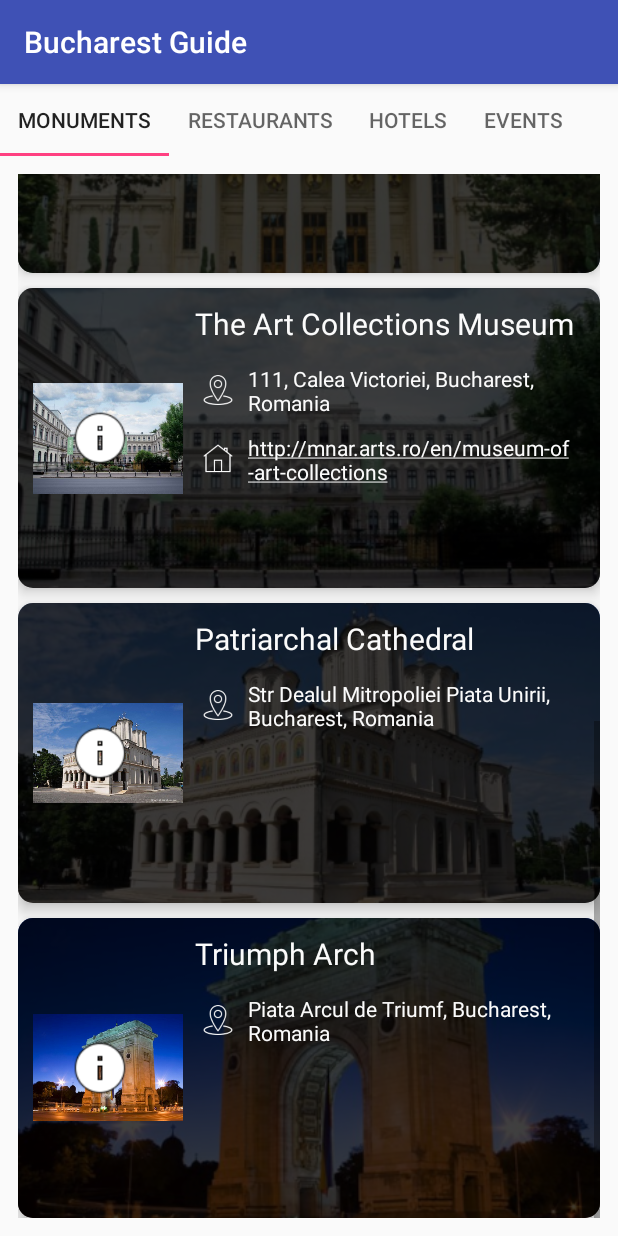
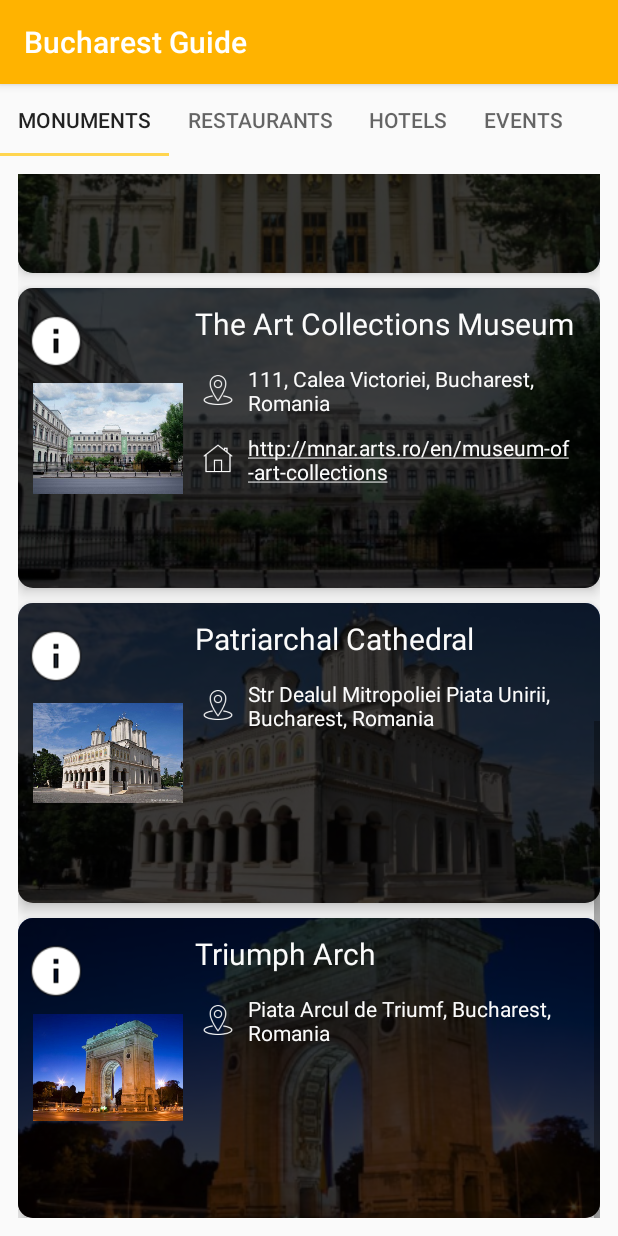
Before and after one commit to luckyhanna/TourGuide, an Android app: the screen it shows after launch (MainActivity), scrolled down 973 dp, on a phone screen of 412 x 824 dp. Run offline under Robolectric (Android 15) with nearby library versions, the phone set to English and light mode, and no system bars; our stand-ins replace ButterKnife.

Commit message:
version 1

```diff
--- a/app/src/main/res/layout/hotel_item.xml
+++ b/app/src/main/res/layout/hotel_item.xml
@@ -46,7 +46,10 @@
                 android:layout_width="40dp"
                 android:layout_height="40dp"
                 android:scaleType="fitCenter"
-                android:layout_centerInParent="true"
+                android:layout_alignParentTop="true"
+                android:layout_alignParentLeft="true"
+                android:layout_alignParentStart="true"
+                android:layout_margin="@dimen/padding_5"
                 android:scaleX="1"
                 android:scaleY="1"
                 android:src="@drawable/info"
--- a/app/src/main/res/layout/monument_item.xml
+++ b/app/src/main/res/layout/monument_item.xml
@@ -46,7 +46,10 @@
                 android:layout_width="40dp"
                 android:layout_height="40dp"
                 android:scaleType="fitCenter"
-                android:layout_centerInParent="true"
+                android:layout_alignParentTop="true"
+                android:layout_alignParentLeft="true"
+                android:layout_alignParentStart="true"
+                android:layout_margin="@dimen/padding_5"
                 android:scaleX="1"
                 android:scaleY="1"
                 android:src="@drawable/info"
--- a/app/src/main/res/layout/restaurant_item.xml
+++ b/app/src/main/res/layout/restaurant_item.xml
@@ -46,7 +46,10 @@
                 android:layout_width="40dp"
                 android:layout_height="40dp"
                 android:scaleType="fitCenter"
-                android:layout_centerInParent="true"
+                android:layout_alignParentTop="true"
+                android:layout_alignParentLeft="true"
+                android:layout_alignParentStart="true"
+                android:layout_margin="@dimen/padding_5"
                 android:scaleX="1"
                 android:scaleY="1"
                 android:src="@drawable/info"
--- a/app/src/main/res/values/colors.xml
+++ b/app/src/main/res/values/colors.xml
@@ -1,8 +1,8 @@
 <?xml version="1.0" encoding="utf-8"?>
 <resources>
-    <color name="colorPrimary">#3F51B5</color>
-    <color name="colorPrimaryDark">#303F9F</color>
-    <color name="colorAccent">#FF4081</color>
+    <color name="colorPrimary">#FFB300</color>
+    <color name="colorPrimaryDark">#FF6F00</color>
+    <color name="colorAccent">#FFD54F</color>
 
     <color name="colorWhitish">#fbfbfb</color>
     <color name="colorLightGrey">#dcdbdb</color>
```
Also changed, not shown: app/src/main/res/layout/event_item.xml (+5 -2 lines).
